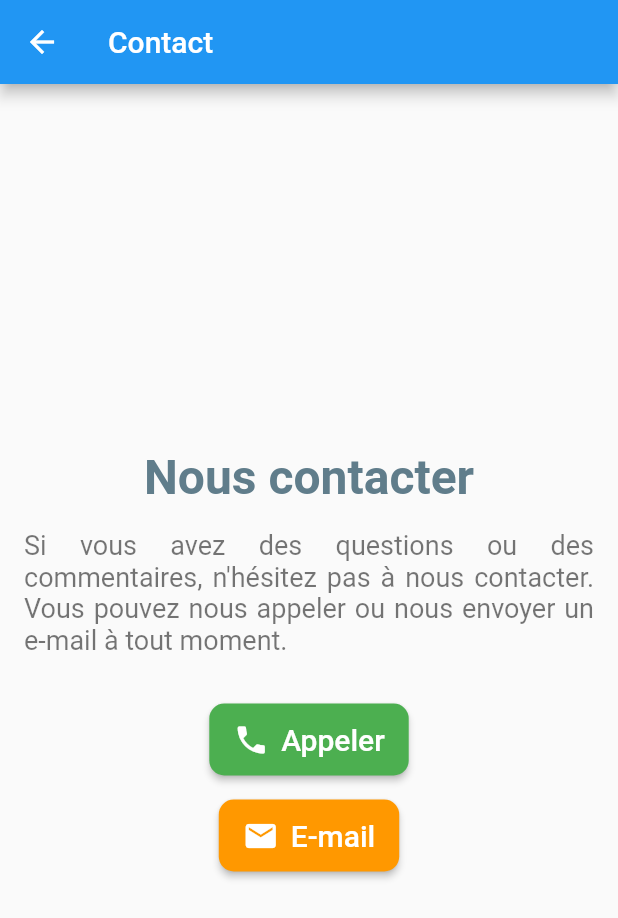
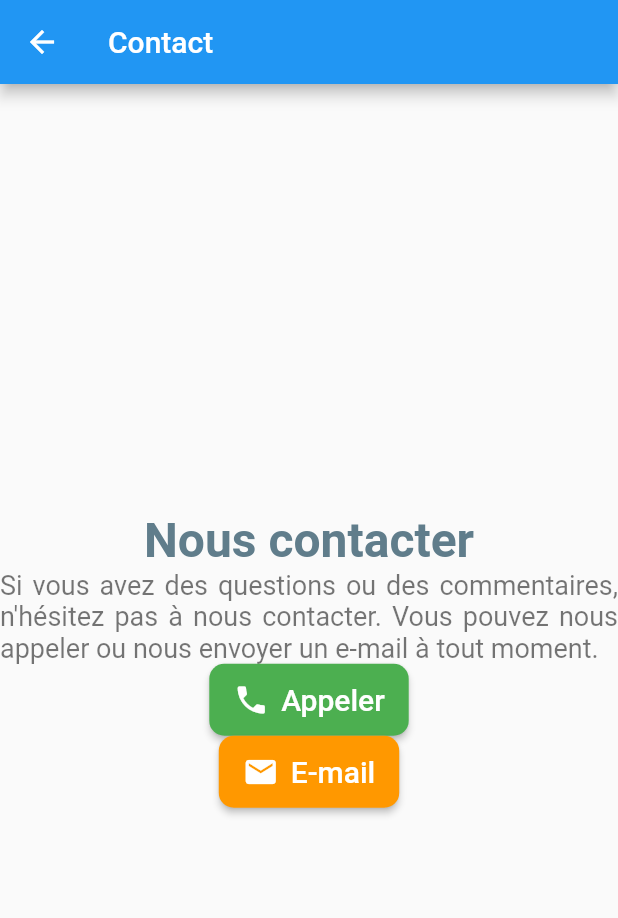
Before and after one commit to BalanceTonPoids/flutter, a Flutter app: the Home screen opened directly, after a tap on "Contact", on a phone screen of 412 x 824 dp. Shown: the top 918 px of the screen. Run offline on Flutter 3.47's test engine with Material 2 defaults, Android fonts, the phone set to English and light mode, and no system bars; our stand-ins replace adaptive_theme, fl_chart, flutter_blue, flutter_phoenix, flutter_secure_storage, flutter_spinkit and 3 more; accounts and stored records are empty; network calls fail.

Commit message:
Fix style

```diff
--- a/lib/pages/home.dart
+++ b/lib/pages/home.dart
@@ -55,21 +55,9 @@ class _HomeState extends State<Home> {
                 false),
           ),
         ),
-        // Container(
-        //   padding:
-        //       const EdgeInsets.only(top: 30, bottom: 10, left: 20, right: 20),
-        //   child: buttonCard(
-        //       'Modifier mon profil',
-        //       'Renseignez ma taille, mes objectifs, etc.',
-        //       Colors.blue,
-        //       false,
-        //       context,
-        //       const EditProfilePage(),
-        //       false),
-        // ),
         Container(
           padding:
-              const EdgeInsets.only(top: 0, bottom: 20, left: 20, right: 20),
+              const EdgeInsets.only(top: 40, bottom: 20, left: 20, right: 20),
           child: buttonCard('Contact', 'Besoin d\'aide, contactez nous',
               Colors.blue, false, context, const ContactPage(), false),
         ),
@@ -147,7 +135,6 @@ class ContactPage extends StatelessWidget {
         title: const Text('Contact'),
       ),
       body: Container(
-        padding: const EdgeInsets.all(16),
         child: Column(
           mainAxisAlignment: MainAxisAlignment.center,
           crossAxisAlignment: CrossAxisAlignment.center,
@@ -160,7 +147,6 @@ class ContactPage extends StatelessWidget {
                 color: Colors.blueGrey,
               ),
             ),
-            const SizedBox(height: 16),
             const Text(
               'Si vous avez des questions ou des commentaires, n\'hésitez pas à nous contacter. Vous pouvez nous appeler ou nous envoyer un e-mail à tout moment.',
               textAlign: TextAlign.justify,
@@ -169,7 +155,6 @@ class ContactPage extends StatelessWidget {
                 color: Colors.black54,
               ),
             ),
-            const SizedBox(height: 32),
             ElevatedButton.icon(
               onPressed: () {
                 launch(
@@ -194,7 +179,6 @@ class ContactPage extends StatelessWidget {
                 ),
               ),
             ),
-            const SizedBox(height: 16),
             ElevatedButton.icon(
               onPressed: () {
                 launch(
--- a/lib/pages/weight.dart
+++ b/lib/pages/weight.dart
@@ -129,7 +129,8 @@ class _WeightState extends State<Weight> {
                             showWeight, showMetric, Colors.blue, 200, 200),
                       ),
                     ),
-                    buttonCard('Aucune balance trouvée', 'Lancer un scan ',
+                    Padding(padding: EdgeInsets.all(20),
+                        child: buttonCard('Aucune balance trouvée', 'Lancer un scan ',
                             Colors.blue, false, context, bluetoothWidget(
                               onDeviceSelected: () {
                                 setState(() {
@@ -137,7 +138,7 @@ class _WeightState extends State<Weight> {
                                   scaleName = storage.read(key: 'scaleName');
                                 });
                               },
-                    ), true)
+                            ), true))
                   ]));
             }
           } else {
```
Lines whose indentation alone changed are shown as unchanged.
